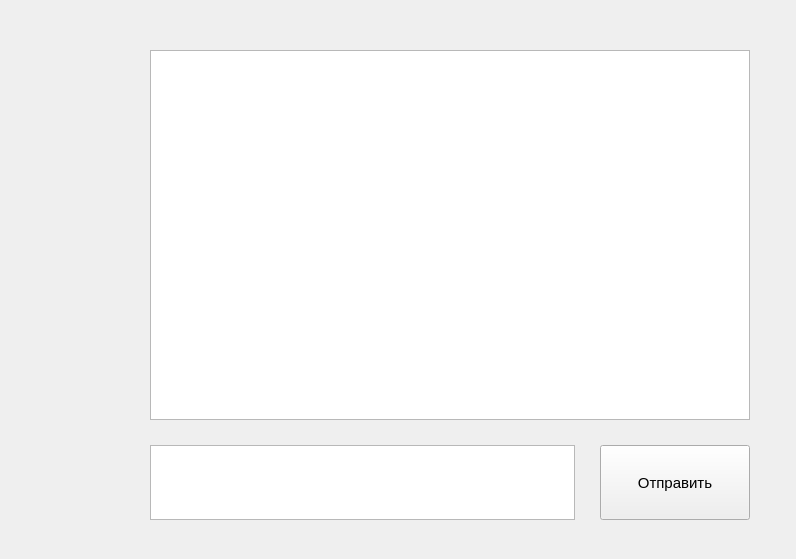
The window that Client/dialog.ui (Kekuch13/messenger) describes before a commit, drawn with Qt 5.
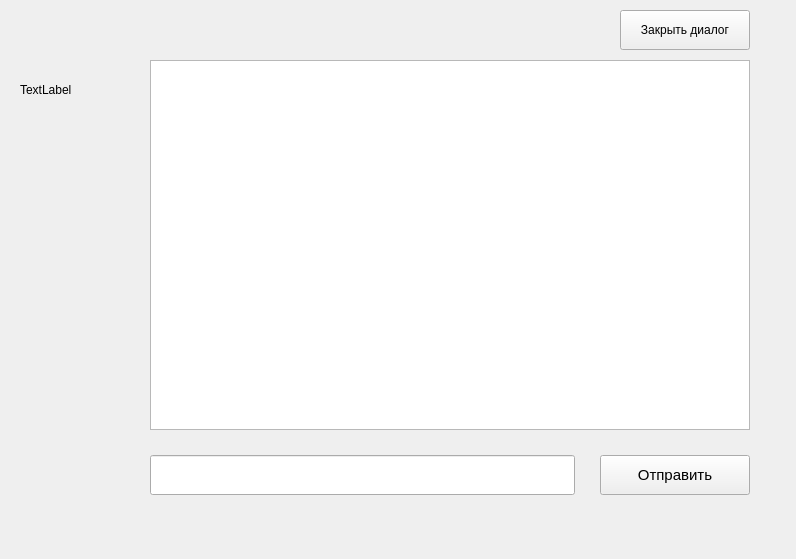
The same window after the commit.

Diff of the .ui file:
```diff
--- a/Client/dialog.ui
+++ b/Client/dialog.ui
@@ -17,7 +17,7 @@
    <property name="geometry">
     <rect>
      <x>150</x>
-     <y>50</y>
+     <y>60</y>
      <width>600</width>
      <height>370</height>
     </rect>
@@ -28,28 +28,13 @@
     </font>
    </property>
   </widget>
-  <widget class="QTextEdit" name="textEdit">
-   <property name="geometry">
-    <rect>
-     <x>150</x>
-     <y>445</y>
-     <width>425</width>
-     <height>75</height>
-    </rect>
-   </property>
-   <property name="font">
-    <font>
-     <pointsize>11</pointsize>
-    </font>
-   </property>
-  </widget>
   <widget class="QPushButton" name="sendButton">
    <property name="geometry">
     <rect>
      <x>600</x>
-     <y>445</y>
+     <y>455</y>
      <width>150</width>
-     <height>75</height>
+     <height>40</height>
     </rect>
    </property>
    <property name="font">
@@ -61,6 +46,55 @@
     <string>Отправить</string>
    </property>
   </widget>
+  <widget class="QLabel" name="label">
+   <property name="geometry">
+    <rect>
+     <x>20</x>
+     <y>80</y>
+     <width>63</width>
+     <height>20</height>
+    </rect>
+   </property>
+   <property name="text">
+    <string>TextLabel</string>
+   </property>
+  </widget>
+  <widget class="QLabel" name="label_2">
+   <property name="geometry">
+    <rect>
+     <x>20</x>
+     <y>500</y>
+     <width>771</width>
+     <height>40</height>
+    </rect>
+   </property>
+   <property name="text">
+    <string/>
+   </property>
+  </widget>
+  <widget class="QPushButton" name="closeButton">
+   <property name="geometry">
+    <rect>
+     <x>620</x>
+     <y>10</y>
+     <width>130</width>
+     <height>40</height>
+    </rect>
+   </property>
+   <property name="text">
+    <string>Закрыть диалог</string>
+   </property>
+  </widget>
+  <widget class="QLineEdit" name="lineEdit">
+   <property name="geometry">
+    <rect>
+     <x>150</x>
+     <y>455</y>
+     <width>425</width>
+     <height>40</height>
+    </rect>
+   </property>
+  </widget>
  </widget>
  <resources/>
  <connections/>
```
